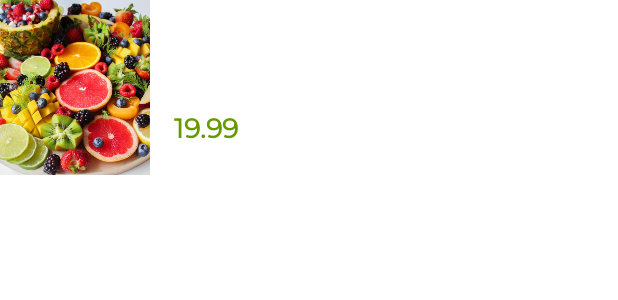
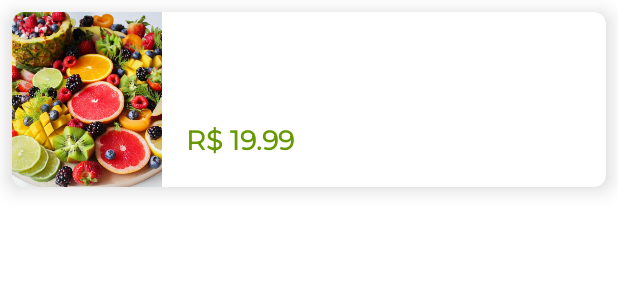
Before and after one commit to PedroSomensi/android-orgs, an Android app built with Jetpack Compose: the layout product_item.xml on its own in the app's theme, with its tools: preview values and no code run, on a phone screen of 412 x 824 dp. Shown: the top 300 px of the screen. Run offline under Robolectric (Android 15) with nearby library versions, the phone set to English and light mode, and no system bars.

Commit message:
added materialcardview in product_item and added rule to format price to currency pt-br

```diff
--- a/app/src/main/java/com/somensi/orgs/recycler/adapter/ProductListAdapter.kt
+++ b/app/src/main/java/com/somensi/orgs/recycler/adapter/ProductListAdapter.kt
@@ -9,6 +9,9 @@ import androidx.recyclerview.widget.RecyclerView
 import com.somensi.orgs.R
 import com.somensi.orgs.databinding.ProductItemBinding
 import com.somensi.orgs.model.Product
+import java.math.BigDecimal
+import java.text.NumberFormat
+import java.util.Locale
 
 class ProductListAdapter(
     products: List<Product>,
@@ -27,6 +30,12 @@ class ProductListAdapter(
             title.text = product.title
             description.text = product.description
             price.text = product.price.toEngineeringString()
+            price.text = formatPrice(product.price)
+        }
+
+        private fun formatPrice(value: BigDecimal): String {
+            val formatter: NumberFormat = NumberFormat.getCurrencyInstance(Locale("pt", "br"))
+            return formatter.format(value)
         }
 
     }
--- a/app/src/main/res/layout/product_item.xml
+++ b/app/src/main/res/layout/product_item.xml
@@ -1,8 +1,15 @@
 <?xml version="1.0" encoding="utf-8"?>
-<androidx.constraintlayout.widget.ConstraintLayout
+<com.google.android.material.card.MaterialCardView
     xmlns:android="http://schemas.android.com/apk/res/android"
     xmlns:app="http://schemas.android.com/apk/res-auto"
     xmlns:tools="http://schemas.android.com/tools"
+    android:layout_width="match_parent"
+    android:layout_height="wrap_content"
+    android:layout_margin="8dp"
+    app:cardCornerRadius="8dp"
+    app:cardElevation="8dp">
+
+<androidx.constraintlayout.widget.ConstraintLayout
     android:layout_width="match_parent"
     android:layout_height="wrap_content">
 
@@ -43,14 +50,15 @@
         android:textStyle="bold"
         android:fontFamily="@font/montserrat"
         android:layout_height="wrap_content"
-        tools:text="19.99"
+        tools:text="R$ 19.99"
         android:layout_marginTop="8dp"
         android:textColor="@android:color/holo_green_dark"
         app:layout_constraintBottom_toBottomOf="parent"
         android:layout_marginBottom="16dp"
         app:layout_constraintEnd_toEndOf="@id/product_item_title"
         app:layout_constraintStart_toStartOf="@id/product_item_title"
-        app:layout_constraintTop_toBottomOf="@id/product_item_description"/>
+        app:layout_constraintTop_toBottomOf="@id/product_item_description"
+        />
 
     <ImageView
         android:id="@+id/imageView"
@@ -63,6 +71,6 @@
         app:srcCompat="@drawable/produto_1"
         android:scaleType="centerCrop"/>
 
+</androidx.constraintlayout.widget.ConstraintLayout>
 
-
-</androidx.constraintlayout.widget.ConstraintLayout>
+</com.google.android.material.card.MaterialCardView>
```
